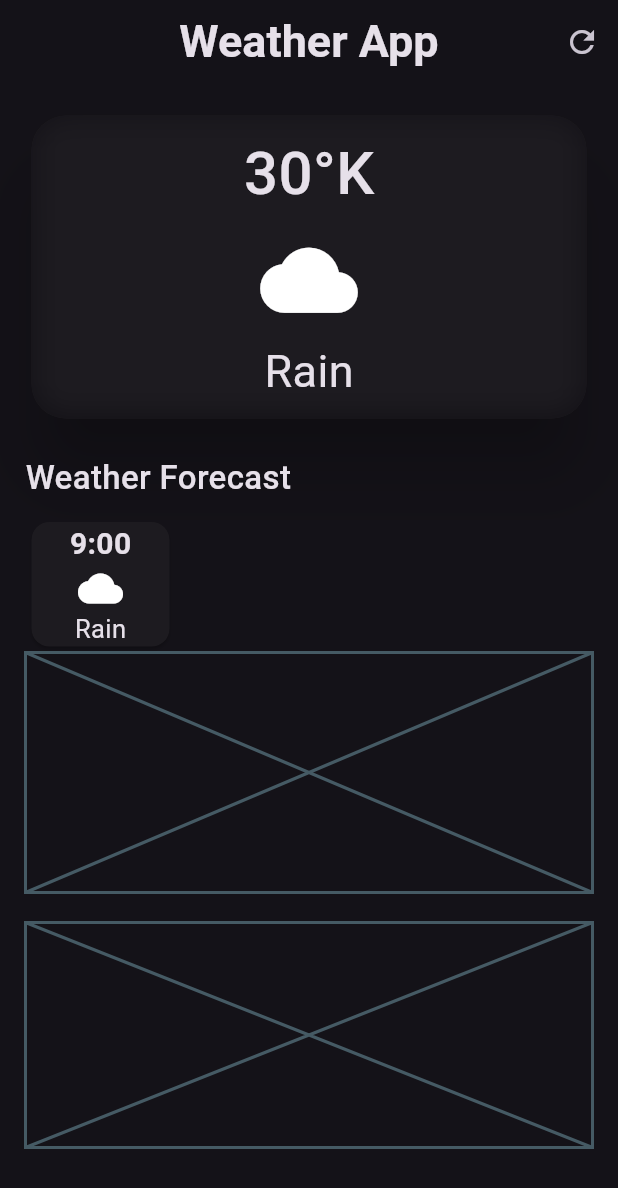
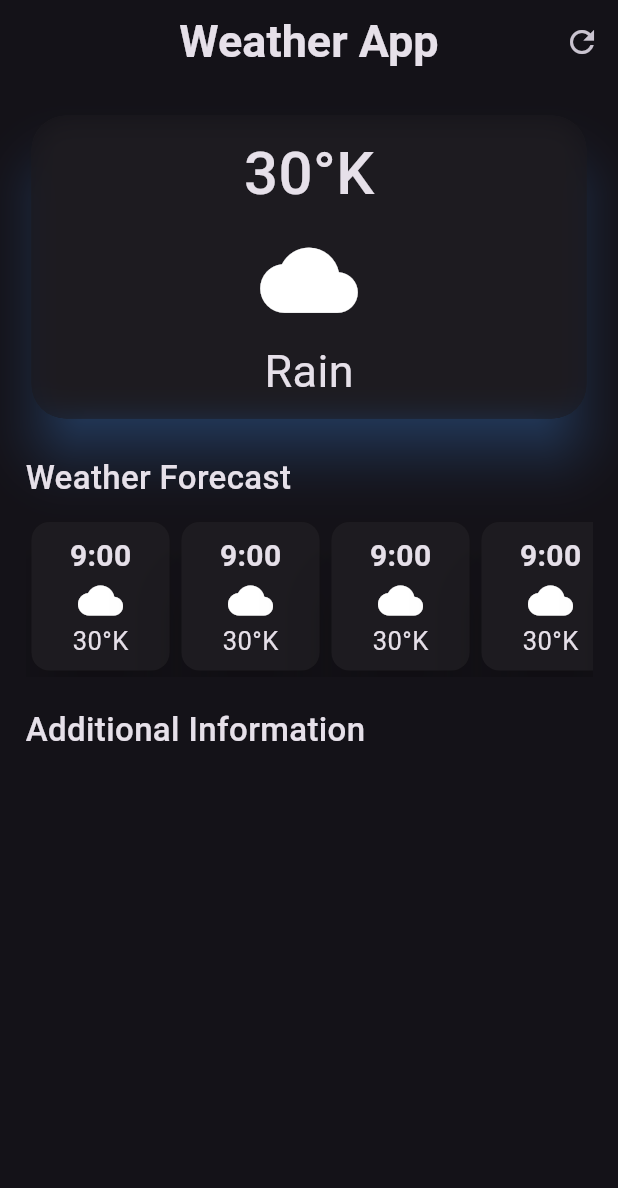
Before and after one commit to Ajallen14/Weather_App, a Flutter app: the screen it shows after launch, on a phone screen of 412 x 824 dp. Shown: the top 1188 px of the screen. Run offline on Flutter 3.47's test engine with Material 3 defaults, Android fonts, the phone set to English and light mode, and no system bars.

Commit message:
Weather Forecast Cards

```diff
--- a/lib/weather_screen.dart
+++ b/lib/weather_screen.dart
@@ -17,7 +17,6 @@ class WeatherScreen extends StatelessWidget {
         actions: [
           IconButton(
             onPressed: () {},
-            splashColor: Color.fromRGBO(71, 137, 224, 1),
             focusColor: Color.fromRGBO(71, 137, 224, 1),
             icon: Icon(Icons.refresh),
           ),
@@ -32,7 +31,8 @@ class WeatherScreen extends StatelessWidget {
             SizedBox(
               width: double.infinity,
               child: Card(
-                elevation: 20,
+                elevation: 15,
+                shadowColor: Color.fromRGBO(71, 137, 224, 1),
                 shape: RoundedRectangleBorder(
                   borderRadius: BorderRadius.circular(23),
                 ),
@@ -68,38 +68,22 @@ class WeatherScreen extends StatelessWidget {
               style: TextStyle(fontSize: 22, fontWeight: FontWeight.w500),
             ),
             SizedBox(height: 10),
-            Row(
-              children: [
-                SizedBox(
-                  width: 100,
-                  child: Card(
-                    child: Column(
-                      children: [
-                        Text(
-                          "9:00",
-                          style: TextStyle(
-                            fontSize: 20,
-                            fontWeight: FontWeight.bold,
-                          ),
-                        ),
-                        const SizedBox(width: 15),
-                        Icon(Icons.cloud, size: 30),
-                        SizedBox(width: 15),
-                        Text("Rain", style: TextStyle(fontSize: 17)),
-                      ],
-                    ),
-                  ),
-                ),
-              ],
-            ),
-            const Placeholder(
-              // weatherforecast cards
-              fallbackHeight: 160,
+            SingleChildScrollView(
+              scrollDirection: Axis.horizontal,
+              child: Row(
+                children: [
+                  SizedBox(width: 100, child: HourlyForecastCards()),
+                  SizedBox(width: 100, child: HourlyForecastCards()),
+                  SizedBox(width: 100, child: HourlyForecastCards()),
+                  SizedBox(width: 100, child: HourlyForecastCards()),
+                  SizedBox(width: 100, child: HourlyForecastCards()),
+                ],
+              ),
             ),
             const SizedBox(height: 20),
-            const Placeholder(
-              // weatherforecast cards
-              fallbackHeight: 150,
+            Text(
+              "Additional Information",
+              style: TextStyle(fontSize: 22, fontWeight: FontWeight.w500),
             ),
           ],
         ),
@@ -107,3 +91,35 @@ class WeatherScreen extends StatelessWidget {
     );
   }
 }
+
+class HourlyForecastCards extends StatelessWidget {
+  const HourlyForecastCards({super.key});
+
+  @override
+  Widget build(BuildContext context) {
+    return Card(
+      elevation: 20,
+      child: ClipRRect(
+        borderRadius: BorderRadius.circular(15),
+        child: Padding(
+          padding: const EdgeInsets.all(8),
+          child: SizedBox(
+            width: 100,
+            child: Column(
+              children: [
+                Text(
+                  "9:00",
+                  style: TextStyle(fontSize: 20, fontWeight: FontWeight.bold),
+                ),
+                const SizedBox(width: 17),
+                Icon(Icons.cloud, size: 30),
+                SizedBox(width: 17),
+                Text("30°K", style: TextStyle(fontSize: 17)),
+              ],
+            ),
+          ),
+        ),
+      ),
+    );
+  }
+}
```
